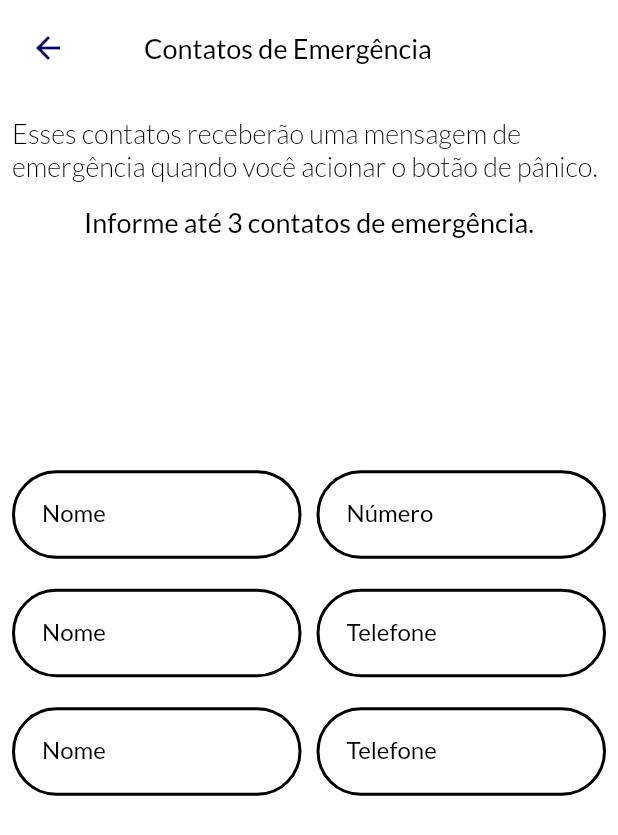
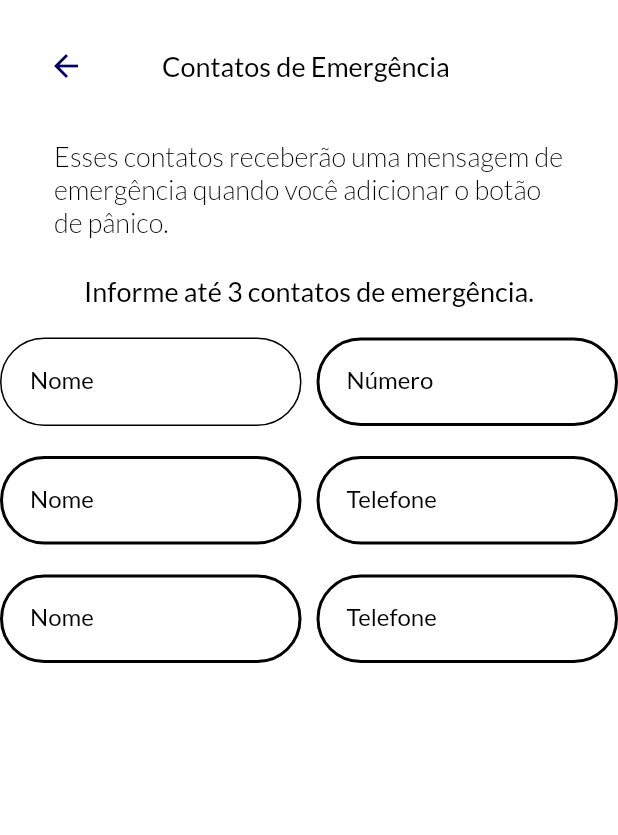
Before and after one commit to FlausinoJulia/TCC-Guardiao-App, a Flutter app: the TelaContatoEmergencia screen opened directly, on a phone screen of 412 x 824 dp. Shown: the top 835 px of the screen. Run offline on Flutter 3.47's test engine with Material 2 defaults, Android fonts, the phone set to English and light mode, and no system bars; our stand-ins replace cloud_firestore, firebase_auth, firebase_core, firebase_storage, flutter_map, geolocator and 2 more; missing offline and left inert: geo_firestore_flutter; accounts and stored records are empty; generated files the repository leaves out were written again; network calls fail.

```diff
--- a/guardiao_app/lib/guardiao_app.dart
+++ b/guardiao_app/lib/guardiao_app.dart
@@ -1,4 +1,8 @@
 import 'package:flutter/material.dart';
+import 'package:guardiao_app/screens/perfil/contato_emergencia.dart';
+import 'package:guardiao_app/screens/perfil/edita_info_pessoal.dart';
+import 'package:guardiao_app/screens/perfil/edita_perfil.dart';
+import 'package:guardiao_app/screens/perfil/perfil.dart';
 
 // import 'package:guardiao_app/screens/denuncias/denuncias.dart';
 // import 'package:guardiao_app/screens/boas_vindas.dart';
@@ -26,7 +30,7 @@ class _GuardiaoAppState extends State<GuardiaoApp> {
       theme: ThemeData(
         primaryColor: const Color.fromRGBO(4, 2, 104, 1.0), // mudar para primarySwatch
       ),
-      home: const VerificaAutenticacao(),
+      home: const TelaEditaPerfil(),
       // routes: {
       //   //'/':            (context) => const AuthCheck(),
       //   '/inicio':      (context) => const TelaInicial(),
--- a/guardiao_app/lib/models/usuario.dart
+++ b/guardiao_app/lib/models/usuario.dart
@@ -6,6 +6,7 @@ class Usuario {
   String? email;
   String? senha;
   String? numero;
+  String? image;
   List<Map<String, dynamic>>? contatosDeEmergencia;
   GeoPoint? locAtual;
 
@@ -17,6 +18,7 @@ class Usuario {
     this.numero,
     this.contatosDeEmergencia,
     this.locAtual,
+    this.image
   });
 
   factory Usuario.fromFirestore(
@@ -30,6 +32,7 @@ class Usuario {
       email: data?['email'],
       senha: data?['senha'],
       numero: data?['numero'],
+      image: data?['image'],
       contatosDeEmergencia:
         data?['contatosDeEmergencia'] is Iterable? List.from(data?['contatosDeEmergencia']) : null,
       locAtual: data?['locAtual'],
@@ -45,6 +48,7 @@ class Usuario {
       if (numero != null) "numero": numero,
       if (contatosDeEmergencia != null) "contatosDeEmergencia": contatosDeEmergencia,
       if (locAtual != null) "locAtual": locAtual,
+      if (image != null) "image": image,
     };
   }
 }
--- a/guardiao_app/lib/screens/perfil/contato_emergencia.dart
+++ b/guardiao_app/lib/screens/perfil/contato_emergencia.dart
@@ -1,4 +1,5 @@
 import 'package:flutter/material.dart';
+import 'package:guardiao_app/screens/perfil/perfil.dart';
 
 class TelaContatoEmergencia extends StatelessWidget {
   const TelaContatoEmergencia({super.key});
@@ -7,65 +8,72 @@ class TelaContatoEmergencia extends StatelessWidget {
   Widget build(BuildContext context) {
     return Scaffold(
       backgroundColor: Colors.white,
-        body: Padding(
-            padding: const EdgeInsets.all(8.0),
-            child: Stack(children: [
-              Container(
-                alignment: Alignment.topCenter,
-                child: Row(
+      body: Container(
+        child: Column(
           children: [
+            SizedBox(
+              height: 20,
+            ),
+            Row(
+              children: [
+                SizedBox(
+                  width: 20,
+                ),
                 IconButton(
                   icon: const Icon(
                     Icons.arrow_back,
                     color: const Color(0xFF040268),
                   ),
-                      onPressed: () {},
+                  onPressed: () {
+                    Navigator.push(
+                          context,
+                          MaterialPageRoute(
+                            builder: (context) => const TelaPerfil(),
+                          ));
+                  },
                 ),
                 SizedBox(
                   width: 40,
                 ),
-                    Text('Contatos de Emergência',
+                Text(
+                  'Contatos de Emergência',
                   textAlign: TextAlign.center,
                   style: TextStyle(
                     color: Colors.black,
                     fontSize: 18,
                     fontFamily: 'Lato',
                     fontWeight: FontWeight.w500,
-                        )),
+                    height: 0,
+                  ),
+                )
               ],
             ),
+            SizedBox(
+              height: 25,
             ),
-              Column(
-                children: [
-                  SizedBox(
-                    height: 70,
-                  ),
-                  Align(
-                    alignment: Alignment.topCenter,
+            Container(
+              width: 340,
+              height: 90,
               child: Text(
-                      'Esses contatos receberão uma mensagem de emergência quando você acionar o botão de pânico. ',
+                'Esses contatos receberão uma mensagem de emergência quando você adicionar o botão de pânico.',
                 style: TextStyle(
                   color: Colors.black,
                   fontSize: 18,
                   fontFamily: 'Lato',
                   fontWeight: FontWeight.w300,
+                  height: 0,
                 ),
               ),
             ),
-                  SizedBox(
-                    height: 15,
-                  ),
             Text(
               'Informe até 3 contatos de emergência.',
-                    textAlign: TextAlign.left,
               style: TextStyle(
                 color: Colors.black,
                 fontSize: 18,
                 fontFamily: 'Lato',
                 fontWeight: FontWeight.w400,
+                height: 0,
               ),
-                  ),
-                ],
             ),
             Form(
                 key: null,
@@ -87,14 +95,14 @@ class TelaContatoEmergencia extends StatelessWidget {
                                   borderRadius: BorderRadius.circular(40.0),
                                   borderSide: const BorderSide(
                                     color: Colors.black,
-                                    width: 2.0,
+                                    //width: 2.0,
                                   ),
                                 ),
                                 border: OutlineInputBorder(
                                   borderRadius: BorderRadius.circular(40.0),
                                   borderSide: const BorderSide(
                                     color: Colors.black,
-                                    width: 2.5,
+                                   // width: 2.5,
                                   ),
                                 ),
                                 labelText: 'Nome',
@@ -344,6 +352,17 @@ class TelaContatoEmergencia extends StatelessWidget {
                   ],
                 ),
               )
-            ])));
+          ],
+        ),
+      ),
+      /*
+        body: Padding(
+            padding: const EdgeInsets.all(8.0),
+            child: Stack(children: [
+
+
+            ]))
+            */
+    );
   }
 }
--- a/guardiao_app/pubspec.yaml
+++ b/guardiao_app/pubspec.yaml
@@ -20,6 +20,7 @@ dependencies:
   latlong2: ^0.8.2
   geolocator: ^10.0.0
   geo_firestore_flutter: ^0.1.6
+  firebase_storage: ^11.2.6
 
 dev_dependencies:
   flutter_test:
```
Also changed, not shown: guardiao_app/lib/screens/perfil/edita_info_pessoal.dart (+9 -2 lines), guardiao_app/lib/screens/perfil/edita_perfil.dart (+42 -8 lines), guardiao_app/lib/screens/perfil/perfil.dart (+19 -4 lines), guardiao_app/pubspec.lock, 1 other file. Lines whose indentation alone changed are shown as unchanged.
